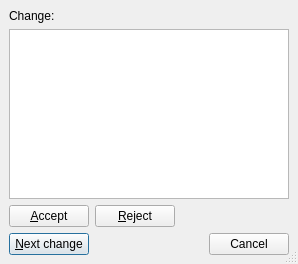
Above: src/frontends/qt4/ui/ChangesUi.ui from cburschka/lyx before the change. Below: the same form after it.
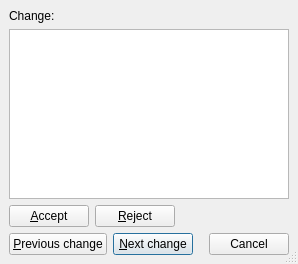
That is the form after the change.

Commit message:
Fix bug #2213 (part 3): GuiChanges lacks "Previous Change" button.
Add Button to GuiChanges.

The edit to the form file:
```diff
--- a/src/frontends/qt4/ui/ChangesUi.ui
+++ b/src/frontends/qt4/ui/ChangesUi.ui
@@ -43,6 +43,19 @@
      <property name="spacing" >
       <number>6</number>
      </property>
+     <item>
+      <widget class="QPushButton" name="previousPB" >
+       <property name="toolTip" >
+        <string>Go to previous change</string>
+       </property>
+       <property name="text" >
+        <string>&amp;Previous change</string>
+       </property>
+       <property name="default" >
+        <bool>false</bool>
+       </property>
+      </widget>
+     </item>
      <item>
       <widget class="QPushButton" name="nextPB" >
        <property name="toolTip" >
```
The commit also changes 2 other files.
